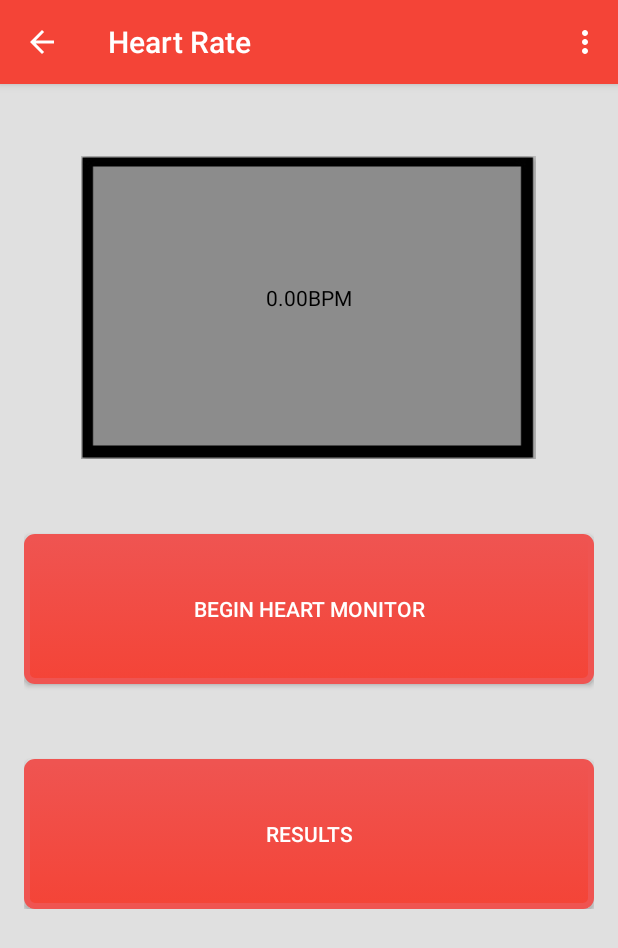
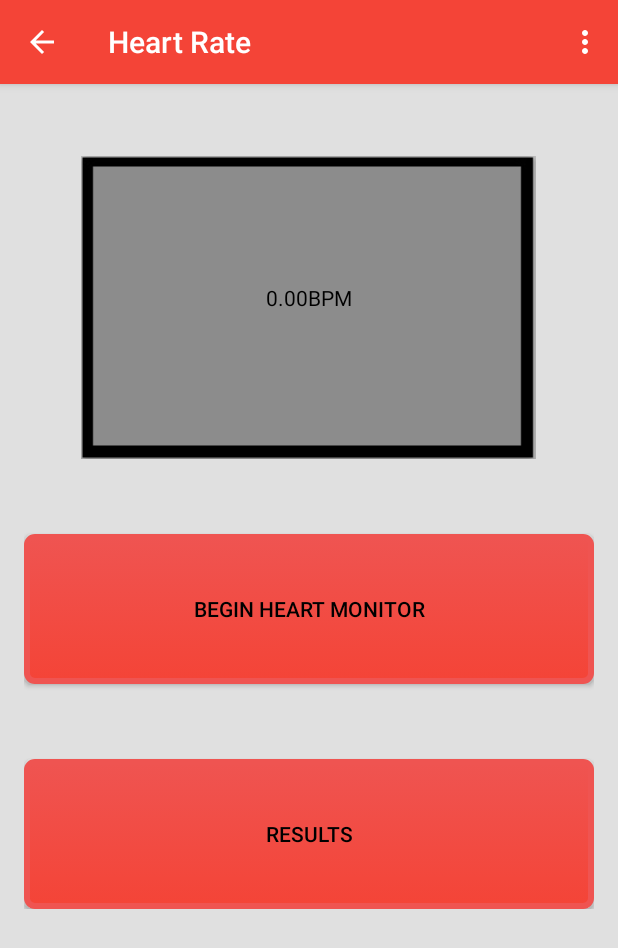
Before and after one commit to RDoughBoy/LifelinesBreathalyzer, an Android app: the HeartRateActivity screen opened directly, with no data from a screen before it, on a phone screen of 412 x 824 dp. Shown: the top 948 px of the screen. Run offline under Robolectric (Android 15) with nearby library versions, the phone set to English and light mode, and no system bars.

Commit message:
Changed text color for buttons on heart and alcohol test pages

```diff
--- a/Lifelines_Breathalyzer/src/main/res/layout/content_heart_rate.xml
+++ b/Lifelines_Breathalyzer/src/main/res/layout/content_heart_rate.xml
@@ -53,7 +53,7 @@
                 android:layout_width="match_parent"
                 android:layout_height="150px"
                 android:padding="10px"
-                android:textColor="#ffffff"
+                android:textColor="#000000"
                 android:background="@drawable/mybutton"
                 android:text="Begin Heart Monitor"
                 android:layout_weight="1"
@@ -66,7 +66,7 @@
                 android:layout_width="match_parent"
                 android:layout_height="150px"
                 android:padding="10px"
-                android:textColor="#ffffff"
+                android:textColor="#000000"
                 android:background="@drawable/mybutton"
                 android:layout_below="@+id/frame"
                 android:text="Results"
--- a/Lifelines_Breathalyzer/src/main/res/layout/content_test_alcohol.xml
+++ b/Lifelines_Breathalyzer/src/main/res/layout/content_test_alcohol.xml
@@ -50,7 +50,7 @@
                 android:layout_width="match_parent"
                 android:layout_height="150px"
                 android:padding="10px"
-                android:textColor="#ffffff"
+                android:textColor="#000000"
                 android:background="@drawable/mybutton"
                 android:text="Begin Alcohol Test"
                 android:layout_weight="1"
@@ -62,7 +62,7 @@
                 android:layout_width="match_parent"
                 android:layout_height="150px"
                 android:padding="10px"
-                android:textColor="#ffffff"
+                android:textColor="#000000"
                 android:background="@drawable/mybutton"
                 android:text="Heart Monitor"
                 android:layout_weight="1"
```
